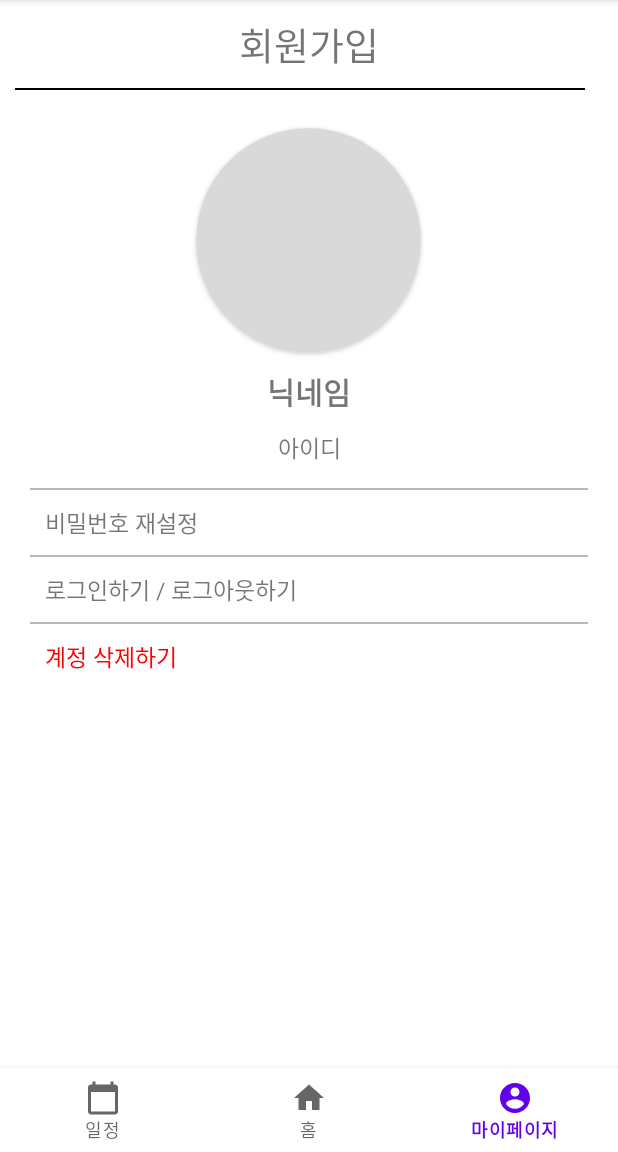
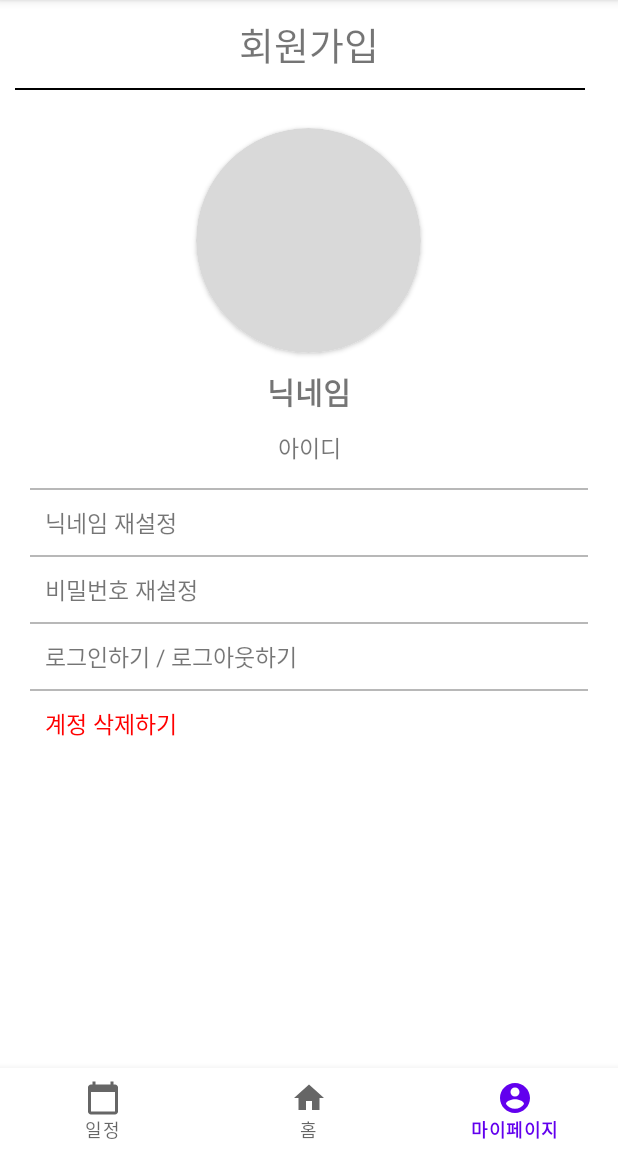
Before and after one commit to spring-2023-Corner-Hackathon/frontend, an Android app: the screen it shows after launch (MainActivity), item 3 of the bottom bar chosen, on a phone screen of 412 x 824 dp, the part 84-1236 px from its top. Run offline under Robolectric (Android 15) with nearby library versions, the phone set to English and light mode, and no system bars.

Commit message:
마이페이지 완성

```diff
--- a/app/src/main/res/layout/fragment_home.xml
+++ b/app/src/main/res/layout/fragment_home.xml
@@ -33,7 +33,7 @@
             android:layout_height="wrap_content"
             android:id="@+id/makeBook"
             android:textSize="15dp"
-            android:text="포토북 만들러 가기" />
+            android:text="포토북 만들기" />
 
         <Spinner
             android:id="@+id/sort"
--- a/app/src/main/res/layout/fragment_my_page.xml
+++ b/app/src/main/res/layout/fragment_my_page.xml
@@ -63,10 +63,56 @@
     <LinearLayout
         android:layout_width="match_parent"
         android:layout_height="wrap_content"
+        android:id="@+id/ChangeNick"
         android:layout_gravity="center"
         android:orientation="vertical"
         android:layout_margin="10dp">
+        <View
+            android:layout_width="380dp"
+            android:layout_height="1dp"
+            android:background="#B8B8B8" />
+        <TextView
+            android:layout_width="match_parent"
+            android:layout_height="wrap_content"
+            android:text="닉네임 재설정"
+            android:layout_margin="10dp"
+            android:textSize="15dp" />
+        <LinearLayout
+            android:layout_width="match_parent"
+            android:layout_height="wrap_content"
+            android:orientation="horizontal">
+            <EditText
+                android:layout_width="200dp"
+                android:layout_height="wrap_content"
+                android:layout_marginLeft="10dp"
+                android:layout_marginRight="10dp"
+                android:layout_marginBottom="10dp"
+                android:hint="닉네임을 작성하시오"
+                android:visibility="gone"
+                android:id="@+id/newNickname"
+                android:textSize="10dp" />
+            <View
+                android:layout_width="0dp"
+                android:layout_height="0dp"
+                android:layout_weight="1" />
+            <Button
+                android:layout_width="60dp"
+                android:layout_height="35dp"
+                android:layout_marginLeft="10dp"
+                android:layout_marginRight="10dp"
+                android:layout_marginBottom="10dp"
+                android:id="@+id/setBtn"
+                android:visibility="gone"
+                android:textSize="10dp"
+                android:text="완료"/>
+        </LinearLayout>
 
+
+        <LinearLayout
+            android:layout_width="match_parent"
+            android:layout_height="wrap_content"
+            android:orientation="vertical"
+            android:id="@+id/ChangePass" >
             <View
                 android:layout_width="380dp"
                 android:layout_height="1dp"
@@ -76,8 +122,15 @@
                 android:layout_height="wrap_content"
                 android:text="비밀번호 재설정"
                 android:layout_margin="10dp"
-            android:textSize="15dp"
-            android:id="@+id/ChangePass" />
+                android:textSize="15dp" />
+
+        </LinearLayout>
+
+
+        <LinearLayout
+            android:layout_width="match_parent"
+            android:layout_height="wrap_content"
+            android:orientation="vertical">
             <View
                 android:layout_width="380dp"
                 android:layout_height="1dp"
@@ -89,6 +142,14 @@
                 android:layout_margin="10dp"
                 android:textSize="15dp"
                 android:id="@+id/goLogin" />
+        </LinearLayout>
+
+
+        <LinearLayout
+            android:layout_width="match_parent"
+            android:layout_height="wrap_content"
+            android:orientation="vertical"
+            android:id="@+id/Deltet">
             <View
                 android:layout_width="380dp"
                 android:layout_height="1dp"
@@ -99,8 +160,9 @@
                 android:text="계정 삭제하기"
                 android:layout_margin="10dp"
                 android:textSize="15dp"
-            android:id="@+id/Deltet"
                 android:textColor="#FF0000"/>
+        </LinearLayout>
+
     </LinearLayout>
 
 
```
Also changed, not shown: app/src/main/java/com/example/photobook/MyPageFragment.kt (+22 -9 lines), app/src/main/java/com/example/photobook/passwordActivity.kt (+0 -8 lines), app/src/main/res/layout/activity_password.xml (+4 -3 lines), app/src/main/res/layout/activity_register.xml (+6 -5 lines). Lines whose indentation alone changed are shown as unchanged.
